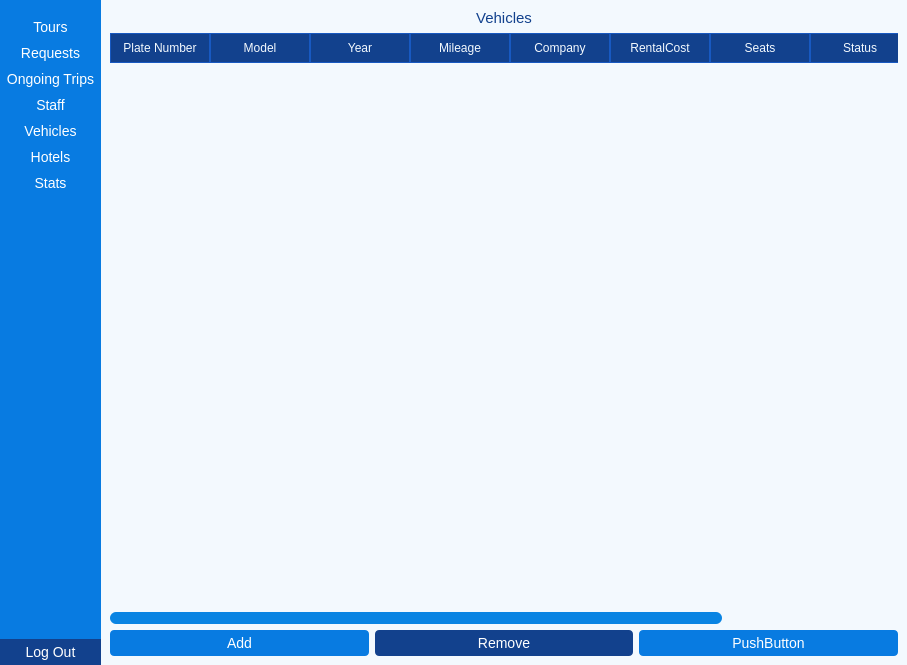
This is ui/admin.ui in Dimalko/telo2 as Qt 5 draws it before an edit. The edited form follows.
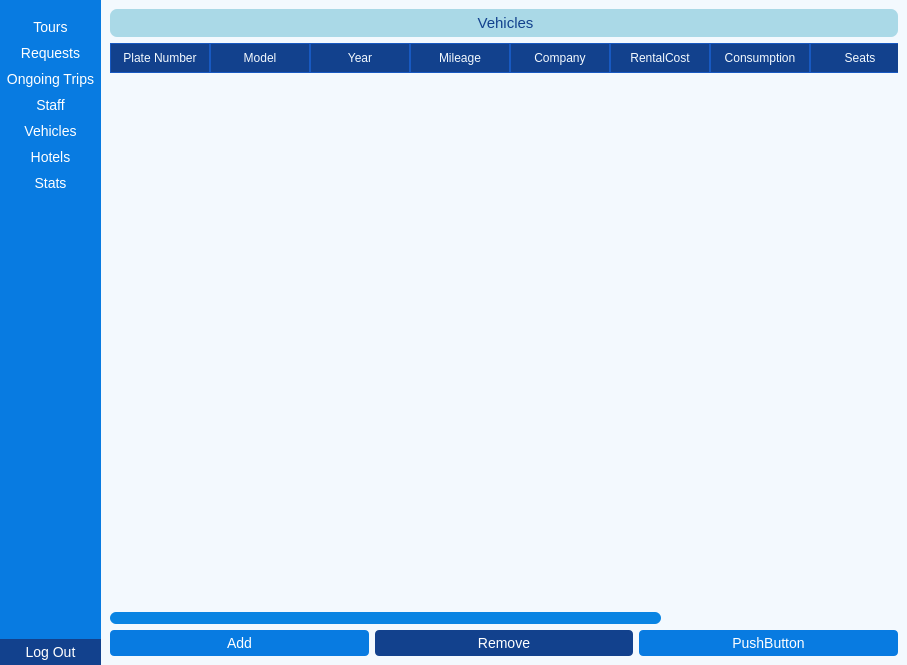
This is the edited form. The open tabs and pages were chosen to show the change. Icons and pictures are not drawn.

Diff of the .ui file:
```diff
--- a/ui/admin.ui
+++ b/ui/admin.ui
@@ -1015,6 +1015,11 @@
             <string>RentalCost</string>
            </property>
           </column>
+          <column>
+           <property name="text">
+            <string>Consumption</string>
+           </property>
+          </column>
           <column>
            <property name="text">
             <string>Seats</string>
@@ -1097,6 +1102,11 @@
         </item>
         <item row="0" column="0" colspan="3">
          <widget class="QLabel" name="label_4">
+          <property name="styleSheet">
+           <string notr="true">background-color:rgb(170, 217, 231);
+padding: 5px;
+border-radius: 7px;</string>
+          </property>
           <property name="text">
            <string>&lt;html&gt;&lt;head/&gt;&lt;body&gt;&lt;p align=&quot;center&quot;&gt;&lt;span style=&quot; font-size:11pt; color:#12418d;&quot;&gt;Vehicles&lt;/span&gt;&lt;/p&gt;&lt;/body&gt;&lt;/html&gt;</string>
           </property>
```
Left out of the diff: 32 changed lines with no effect on the pictures.
